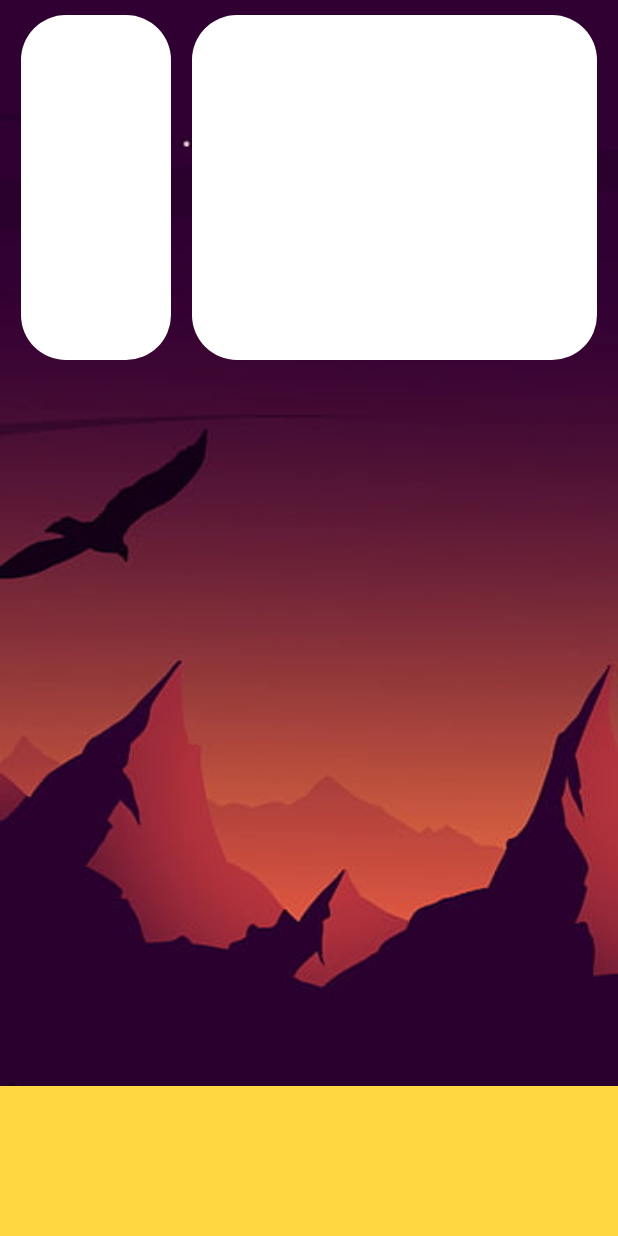
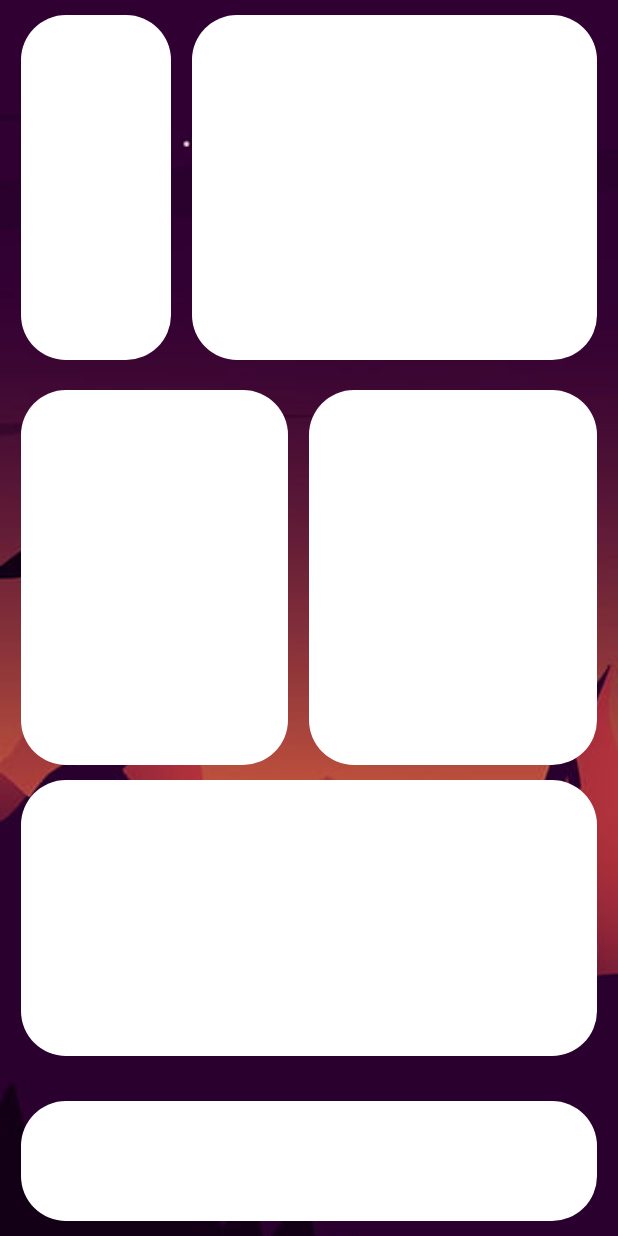
Before and after one commit to c3k4ah/mafy, a Flutter app: the screen it shows after launch, on a phone screen of 412 x 824 dp. Run offline on Flutter 3.47's test engine with Material 2 defaults, Android fonts, the light colour scheme and no system bars.

Commit message:
mis en place du scafold

```diff
--- a/lib/home.dart
+++ b/lib/home.dart
@@ -26,20 +26,20 @@ class _HomePageState extends State<HomePage> {
           ),
         ),
         child: SafeArea(
+          child: Padding(
+            padding: const EdgeInsets.symmetric(horizontal: 14),
             child: Column(
               children: [
-              SizedBox(
+                Container(
                   height: 250,
                   width: width,
+                  padding: const EdgeInsets.symmetric(vertical: 10),
                   child: Row(
                     children: [
                       Container(
                         width: 100,
                         height: height,
-                      margin: const EdgeInsets.symmetric(
-                        horizontal: 14,
-                        vertical: 10,
-                      ),
+                        margin: const EdgeInsets.only(right: 14),
                         decoration: BoxDecoration(
                           color: whiteColor,
                           borderRadius: BorderRadius.circular(30),
@@ -48,10 +48,6 @@ class _HomePageState extends State<HomePage> {
                       Expanded(
                         child: Container(
                           height: height,
-                        margin: const EdgeInsets.symmetric(
-                          horizontal: 14,
-                          vertical: 10,
-                        ).copyWith(left: 0),
                           decoration: BoxDecoration(
                             color: whiteColor,
                             borderRadius: BorderRadius.circular(30),
@@ -64,15 +60,63 @@ class _HomePageState extends State<HomePage> {
                 Expanded(
                   child: Container(
                     width: width,
-                  color: Colors.transparent,
+                    padding: const EdgeInsets.symmetric(vertical: 10),
+                    child: Column(
+                      children: [
+                        SizedBox(
+                          height: 250,
+                          child: Row(
+                            children: [
+                              Expanded(
+                                child: Container(
+                                  width: width * .4,
+                                  height: height,
+                                  margin: const EdgeInsets.only(right: 14),
+                                  decoration: BoxDecoration(
+                                    color: whiteColor,
+                                    borderRadius: BorderRadius.circular(30),
+                                  ),
+                                ),
+                              ),
+                              Expanded(
+                                child: Container(
+                                  width: width * .4,
+                                  height: height,
+                                  decoration: BoxDecoration(
+                                    color: whiteColor,
+                                    borderRadius: BorderRadius.circular(30),
+                                  ),
+                                ),
+                              ),
+                            ],
+                          ),
+                        ),
+                        Expanded(
+                          child: Container(
+                            height: 80,
+                            width: width,
+                            margin: const EdgeInsets.symmetric(vertical: 10),
+                            decoration: BoxDecoration(
+                              color: whiteColor,
+                              borderRadius: BorderRadius.circular(30),
+                            ),
+                          ),
+                        ),
+                      ],
+                    ),
                   ),
                 ),
                 Container(
-                height: 100,
+                  height: 80,
                   width: width,
-                color: Colors.amberAccent,
+                  margin: const EdgeInsets.symmetric(vertical: 10),
+                  decoration: BoxDecoration(
+                    color: whiteColor,
+                    borderRadius: BorderRadius.circular(30),
+                  ),
                 ),
               ],
+            ),
           ),
         ),
       ),
```
Lines whose indentation alone changed are shown as unchanged.
